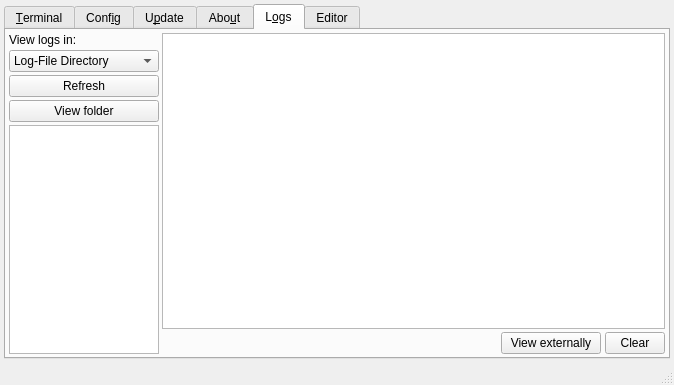
LairdCP/UwTerminalX, file UwxMainWindow.ui: the form before one commit.
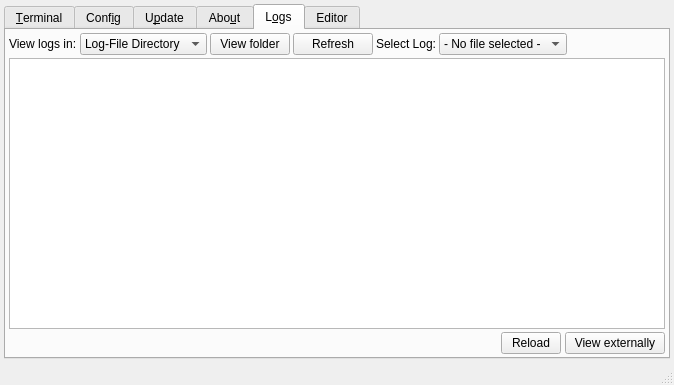
The form after the commit. The open tabs and pages were chosen to show the change. Icons and pictures are not drawn. Custom widgets are drawn as their Qt base class.

Commit message: v1.04h, log viewer revamped, changed edit tab handling, added OpenSSL license

What changed in the file:
```diff
--- a/UwxMainWindow.ui
+++ b/UwxMainWindow.ui
@@ -2650,7 +2650,7 @@
          <attribute name="title">
           <string>L&amp;ogs</string>
          </attribute>
-         <layout class="QHBoxLayout" name="horizontalLayout_10">
+         <layout class="QVBoxLayout" name="verticalLayout_5">
           <property name="spacing">
            <number>3</number>
           </property>
@@ -2667,7 +2667,7 @@
            <number>3</number>
           </property>
           <item>
-           <layout class="QVBoxLayout" name="verticalLayout_5">
+           <layout class="QHBoxLayout" name="horizontalLayout_10">
             <property name="spacing">
              <number>3</number>
             </property>
@@ -2707,6 +2707,19 @@
               </item>
              </widget>
             </item>
+            <item>
+             <widget class="QPushButton" name="btn_LogViewFolder">
+              <property name="maximumSize">
+               <size>
+                <width>150</width>
+                <height>16777215</height>
+               </size>
+              </property>
+              <property name="text">
+               <string>View folder</string>
+              </property>
+             </widget>
+            </item>
             <item>
              <widget class="QPushButton" name="btn_LogRefresh">
               <property name="maximumSize">
@@ -2721,7 +2734,7 @@
              </widget>
             </item>
             <item>
-             <widget class="QPushButton" name="btn_LogViewFolder">
+             <widget class="QLabel" name="label_25">
               <property name="maximumSize">
                <size>
                 <width>150</width>
@@ -2729,20 +2742,47 @@
                </size>
               </property>
               <property name="text">
-               <string>View folder</string>
+               <string>Select Log:</string>
               </property>
              </widget>
             </item>
             <item>
-             <widget class="QListWidget" name="list_LogFiles">
+             <widget class="QComboBox" name="combo_LogFile">
+              <property name="sizePolicy">
+               <sizepolicy hsizetype="MinimumExpanding" vsizetype="Fixed">
+                <horstretch>0</horstretch>
+                <verstretch>0</verstretch>
+               </sizepolicy>
+              </property>
               <property name="maximumSize">
                <size>
-                <width>150</width>
+                <width>16777215</width>
                 <height>16777215</height>
                </size>
               </property>
+              <property name="currentIndex">
+               <number>0</number>
+              </property>
+              <item>
+               <property name="text">
+                <string>- No file selected -</string>
+               </property>
+              </item>
              </widget>
             </item>
+            <item>
+             <spacer name="horizontalSpacer_11">
+              <property name="orientation">
+               <enum>Qt::Horizontal</enum>
+              </property>
+              <property name="sizeHint" stdset="0">
+               <size>
+                <width>40</width>
+                <height>20</height>
+               </size>
+              </property>
+             </spacer>
+            </item>
            </layout>
           </item>
           <item>
@@ -2775,6 +2815,19 @@
                 </property>
                </widget>
               </item>
+              <item>
+               <widget class="QPushButton" name="btn_ReloadLog">
+                <property name="maximumSize">
+                 <size>
+                  <width>60</width>
+                  <height>16777215</height>
+                 </size>
+                </property>
+                <property name="text">
+                 <string>Reload</string>
+                </property>
+               </widget>
+              </item>
               <item>
                <widget class="QPushButton" name="btn_LogViewExternal">
                 <property name="maximumSize">
@@ -2788,19 +2841,6 @@
                 </property>
                </widget>
               </item>
-              <item>
-               <widget class="QPushButton" name="btn_ClearLog">
-                <property name="maximumSize">
-                 <size>
-                  <width>60</width>
-                  <height>16777215</height>
-                 </size>
-                </property>
-                <property name="text">
-                 <string>Clear</string>
-                </property>
-               </widget>
-              </item>
              </layout>
             </item>
            </layout>
```
Left out of the diff: 1000 changed lines with no effect on the pictures. The commit also changes 2 other files.
